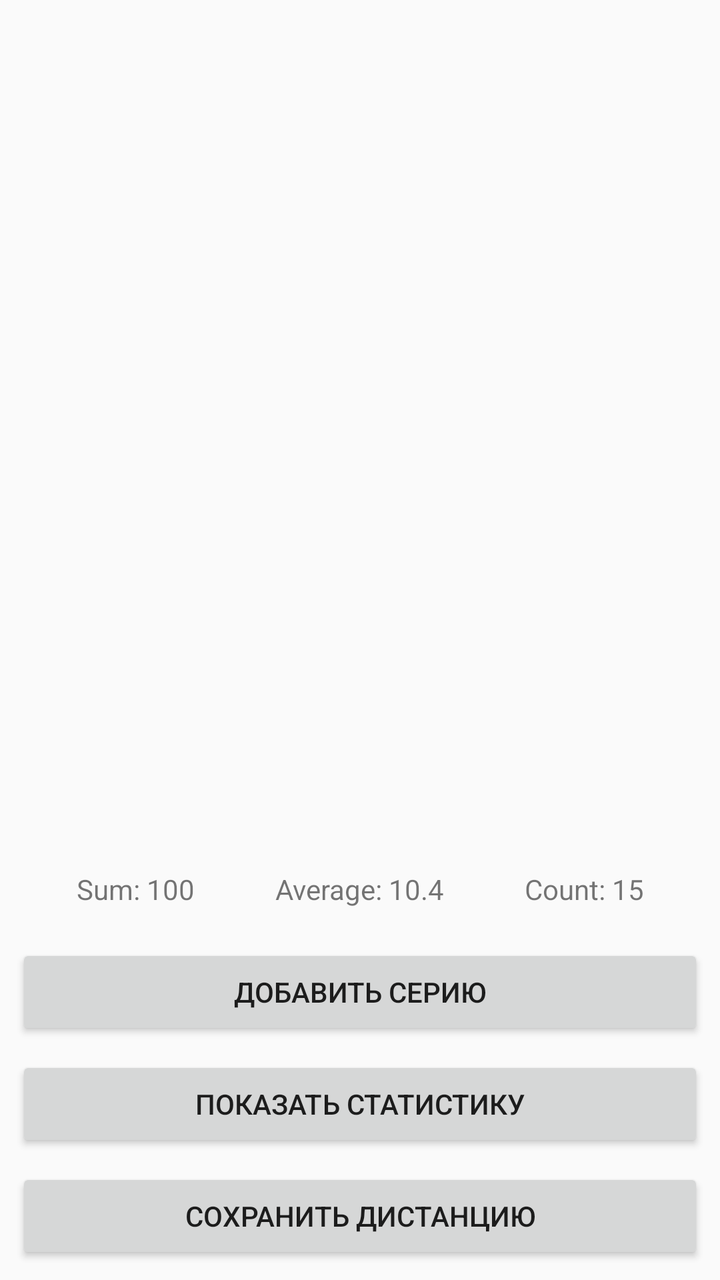
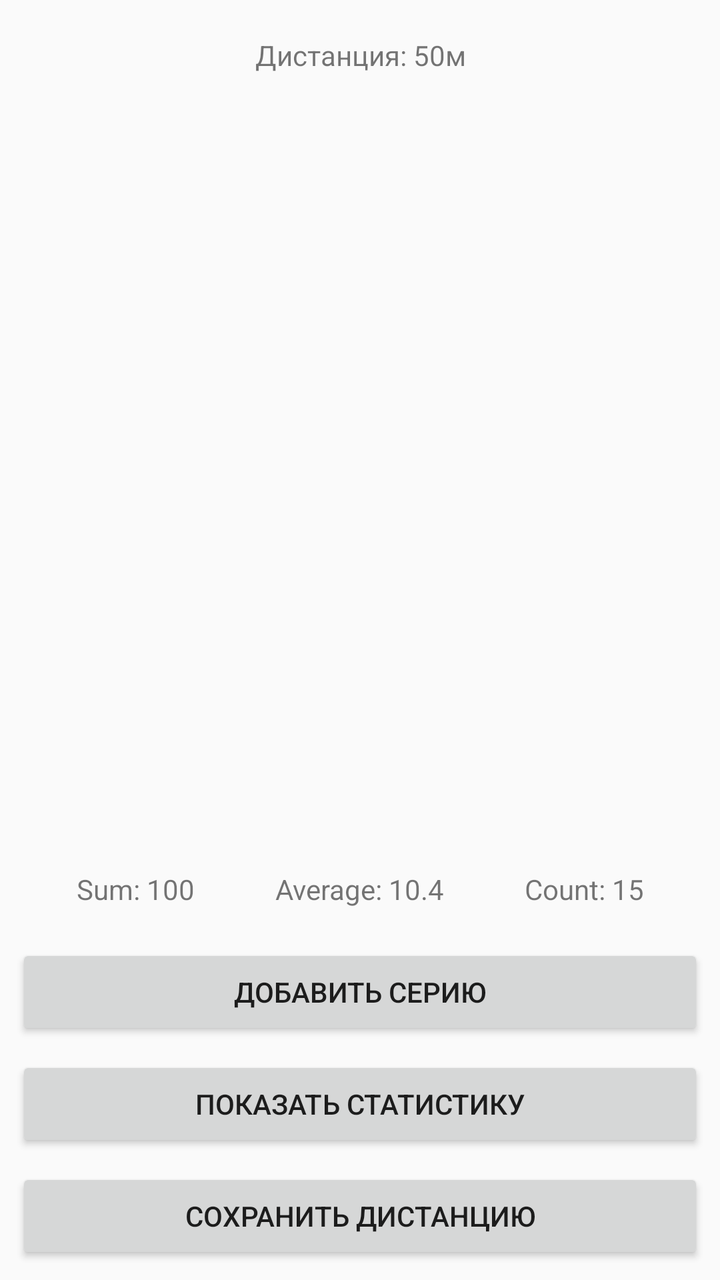

Before-and-after screenshots of an Android layout around one commit, followed by the original layout XML and the change that was made.
<!-- AndroidManifest.xml: application theme Theme.ArcheryHelper -->
<!-- res/layout/activity_distance.xml -->
<?xml version="1.0" encoding="utf-8"?>
<LinearLayout xmlns:android="http://schemas.android.com/apk/res/android"
    android:orientation="vertical"
    android:layout_width="match_parent"
    android:layout_height="match_parent"
    android:padding="8dp">

    <androidx.recyclerview.widget.RecyclerView
        android:id="@+id/seriesListView"
        android:layout_width="match_parent"
        android:layout_height="0dp"
        android:layout_weight="1"
        android:padding="10dp"
        android:scrollbars="horizontal|vertical" />

    <LinearLayout
        android:layout_width="match_parent"
        android:layout_height="wrap_content"
        android:padding="10dp"
        android:orientation="horizontal">

        <TextView
            android:id="@+id/seriesSum"
            android:layout_width="wrap_content"
            android:layout_height="wrap_content"
            android:text="Sum: 100"
            android:layout_weight="1"
            android:gravity="center" />

        <TextView
            android:id="@+id/seriesAvg"
            android:layout_width="wrap_content"
            android:layout_height="wrap_content"
            android:text="Average: 10.4"
            android:layout_weight="1"
            android:gravity="center" />

        <TextView
            android:id="@+id/seriesCnt"
            android:layout_width="wrap_content"
            android:layout_height="wrap_content"
            android:text="Count: 15"
            android:layout_weight="1"
            android:gravity="center" />
    </LinearLayout>

    <Button
        android:id="@+id/btnAddSeries"
        android:layout_width="match_parent"
        android:layout_height="wrap_content"
        android:text="Добавить серию"
        android:layout_marginTop="8dp" />

    <Button
        android:id="@+id/btnCurrentStatistics"
        android:layout_width="match_parent"
        android:layout_height="wrap_content"
        android:text="Показать статистику"
        android:layout_marginTop="8dp" />

    <Button
        android:id="@+id/btnSaveDistance"
        android:layout_width="match_parent"
        android:layout_height="wrap_content"
        android:text="Сохранить дистанцию"
        android:layout_marginTop="8dp" />

</LinearLayout>
<!-- resources referenced by this layout -->
<resources>
  <style name="Theme.ArcheryHelper" parent="Theme.AppCompat.Light.NoActionBar" />
</resources>

<!-- the commit's change to res/layout/activity_distance.xml (unified diff, before → after) -->
@@ -4,6 +4,14 @@
     android:layout_width="match_parent"
     android:layout_height="match_parent"
     android:padding="8dp">
+
+    <TextView
+        android:id="@+id/distanceName"
+        android:layout_width="match_parent"
+        android:layout_height="wrap_content"
+        android:padding="10dp"
+        android:text="Дистанция: 50м"
+        android:gravity="center" />
 
     <androidx.recyclerview.widget.RecyclerView
         android:id="@+id/seriesListView"
@@ -12,6 +20,19 @@
         android:layout_weight="1"
         android:padding="10dp"
         android:scrollbars="horizontal|vertical" />
+
+    <TextView
+        android:id="@+id/empty"
+        android:layout_width="match_parent"
+        android:layout_height="0dp"
+        android:layout_weight="1"
+        android:layout_gravity="center"
+        android:layout_marginBottom="50dp"
+        android:gravity="center"
+        android:text="Пусто"
+        android:textAlignment="center"
+        android:textSize="30sp"
+        android:visibility="gone" />
 
     <LinearLayout
         android:layout_width="match_parent"
